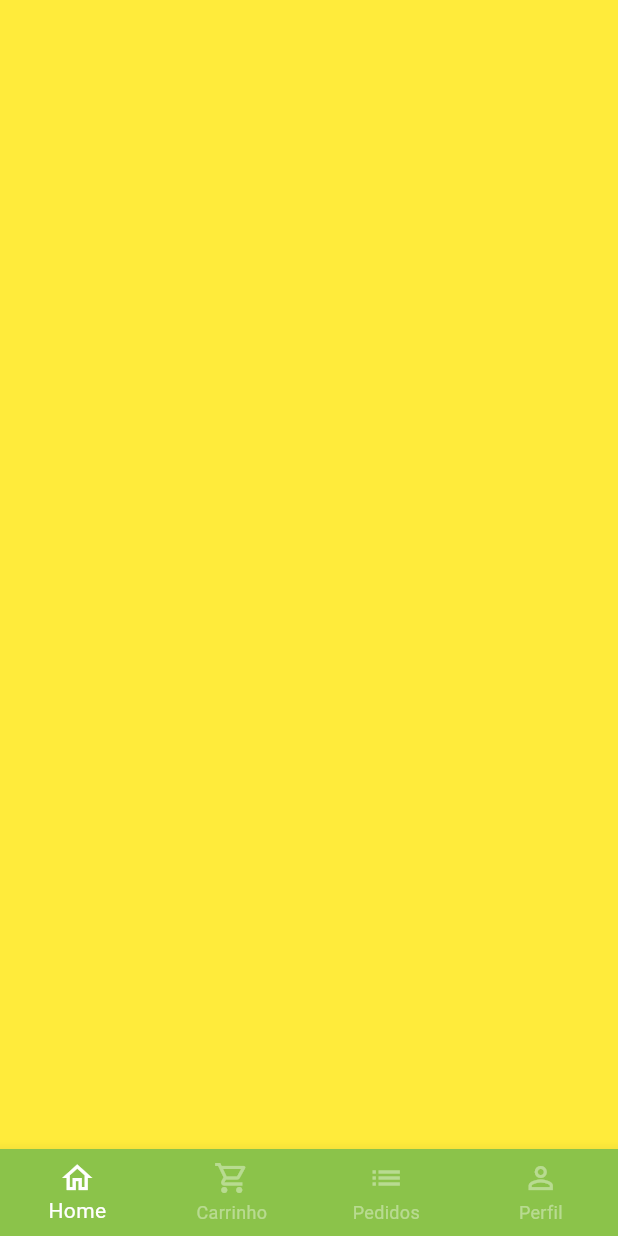
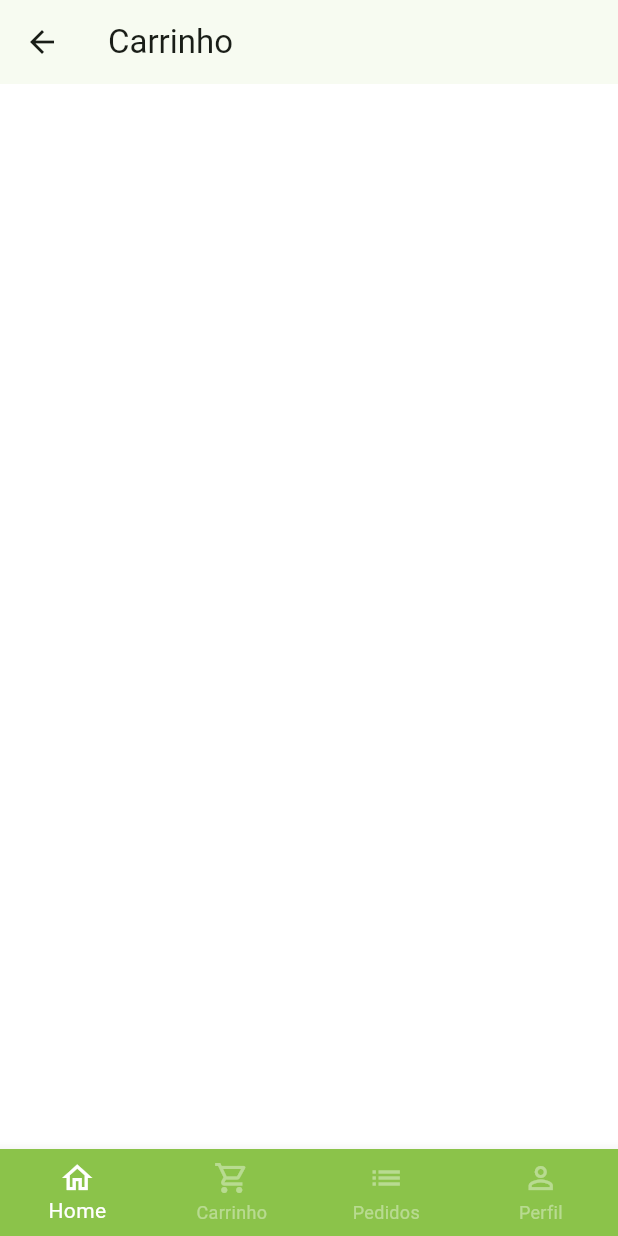
Before and after one commit to AkaRed3223/greengrocer, a Flutter app: the BaseScreen screen opened directly, swiped to page 2, on a phone screen of 412 x 824 dp. Run offline on Flutter 3.47's test engine with Material 3 defaults, Android fonts, the light colour scheme and no system bars; our stand-ins replace animated_text_kit, mask_text_input_formatter.

Commit message:
color test commit

```diff
--- a/lib/main.dart
+++ b/lib/main.dart
@@ -14,8 +14,9 @@ class MyApp extends StatelessWidget {
     return MaterialApp(
       title: 'Flutter Demo',
       theme: ThemeData(
-        primaryColor: Colors.green,
         scaffoldBackgroundColor: Colors.white.withAlpha(190),
+        colorSchemeSeed: Colors.green,
+        useMaterial3: true,
       ),
       debugShowCheckedModeBanner: false,
       home: const SignInScreen(),
--- a/lib/src/pages/base/base_screen.dart
+++ b/lib/src/pages/base/base_screen.dart
@@ -1,5 +1,6 @@
 import 'package:flutter/material.dart';
 import 'package:greengrocer/src/config/custom_colors.dart';
+import 'package:greengrocer/src/pages/cart/cart_tab.dart';
 
 import '../home/home_tab.dart';
 
@@ -21,8 +22,8 @@ class _BaseScreenState extends State<BaseScreen> {
         physics: const NeverScrollableScrollPhysics(),
         controller: pageController,
         children: [
-          HomeTab(),
-          Container(color: Colors.yellow),
+          const HomeTab(),
+          const CartTab(),
           Container(color: Colors.blue),
           Container(color: Colors.purple),
         ],
--- /dev/null
+++ b/lib/src/pages/cart/cart_tab.dart
@@ -0,0 +1,14 @@
+import 'package:flutter/material.dart';
+
+class CartTab extends StatelessWidget {
+  const CartTab({super.key});
+
+  @override
+  Widget build(BuildContext context) {
+    return Scaffold(
+      appBar: AppBar(
+        title: const Text('Carrinho'),
+      ),
+    );
+  }
+}
--- a/lib/src/pages/common_widgets/quantity_widget.dart
+++ b/lib/src/pages/common_widgets/quantity_widget.dart
@@ -35,7 +35,6 @@ class QuantityWidget extends StatelessWidget {
             color: Colors.grey,
             onPressed: () {
               if (value == 1) return;
-
               int resultCount = value - 1;
               result(resultCount);
             },
```
